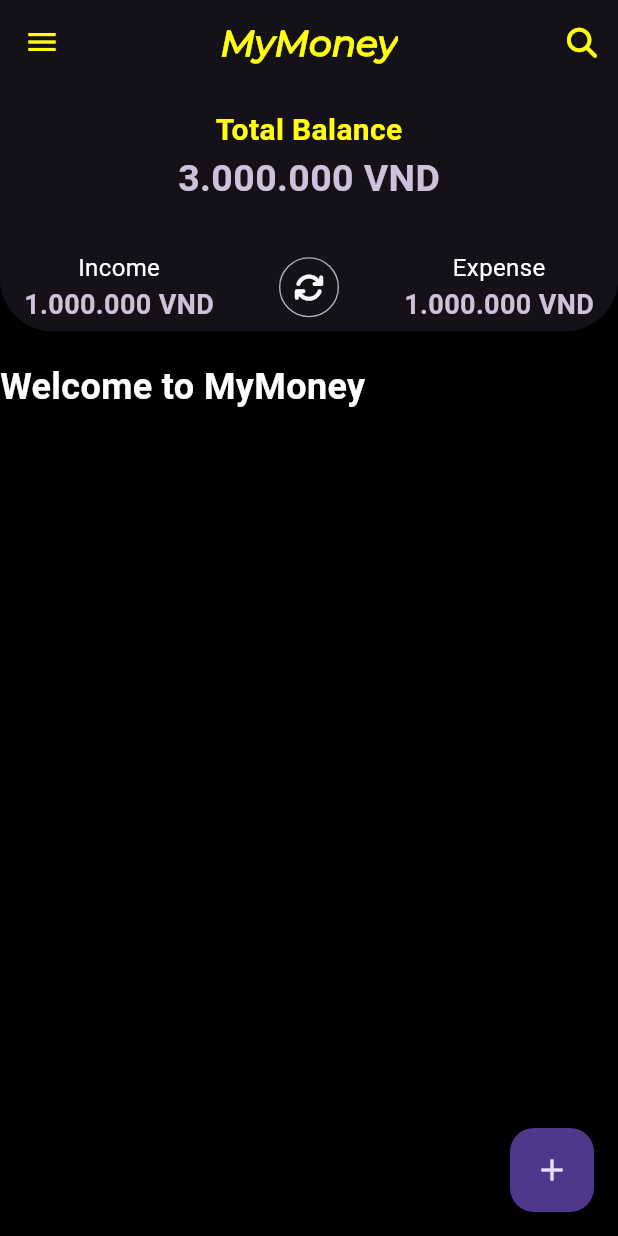
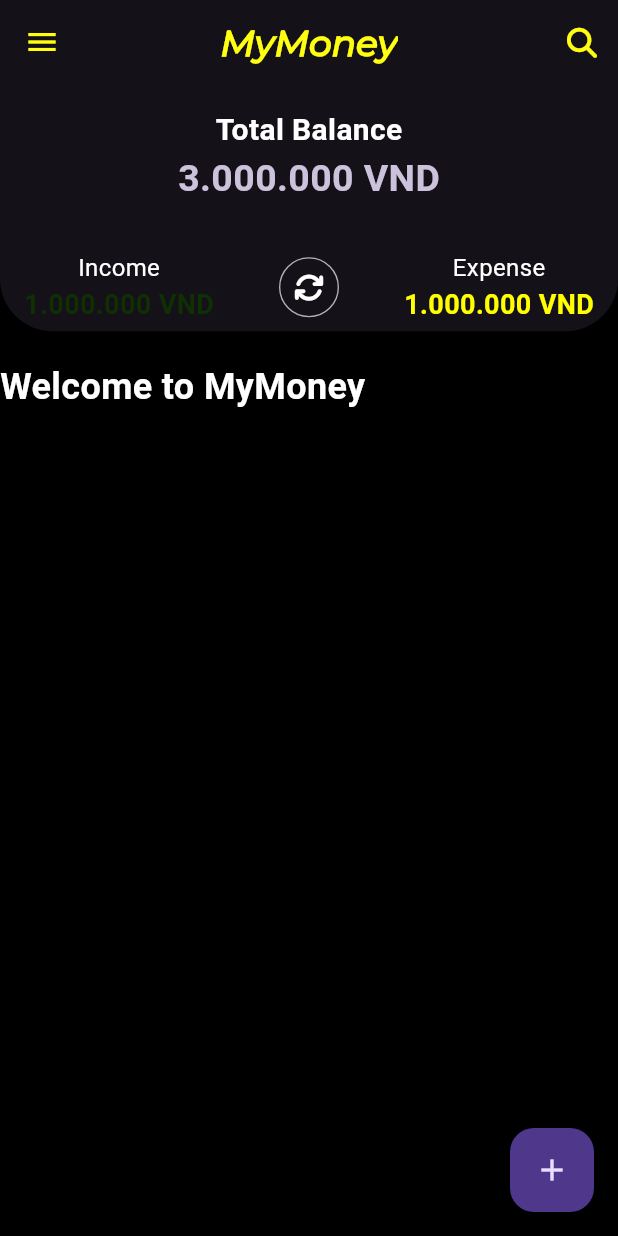
Before and after one commit to Thanh17082001/learn_flutter, a Flutter app: the HomePage screen opened directly, on a phone screen of 412 x 824 dp. Run offline on Flutter 3.47's test engine with Material 3 defaults, Android fonts, the phone set to English and light mode, and no system bars; our stand-ins replace awesome_bottom_bar, dio, flutter_bloc, flutter_dotenv, font_awesome_flutter, get_it and 1 more; accounts and stored records are empty.

Commit message:
fix: widget

```diff
--- a/lib/features/home/presentation/widget/header-homepage.dart
+++ b/lib/features/home/presentation/widget/header-homepage.dart
@@ -24,10 +24,10 @@ class HeaderHomePage extends StatelessWidget {
           children: [
             Column(
               children: [
-                const Text(
+                 Text(
                   'Total Balance',
                   style: TextStyle(
-                    color: AppColors.textPrimary,
+                    color: Theme.of(context).textTheme.bodyLarge?.color,
                     fontSize: 20.0,
                     fontWeight: FontWeight.bold,
                     fontFamily: 'Roboto',
@@ -45,20 +45,20 @@ class HeaderHomePage extends StatelessWidget {
                 const SizedBox(height: 30.0), // Khoảng cách giữa các dòng
                 Row(
                   mainAxisAlignment: MainAxisAlignment.spaceBetween,
-                  children: [
-                    Column(
+                  children:  [
+                    const Column(
                       children: [
                         Text(
                           'Income',
                           style: TextStyle(
-                            color: Theme.of(context).textTheme.bodyLarge?.color,
+                            color: Colors.white,
                             fontSize: 16.0,
                           ),
                         ),
                         Text(
                           '1.000.000 VND',
                           style: TextStyle(
-                            color: Theme.of(context).colorScheme.secondary,
+                            color: Color.fromARGB(255, 15, 48, 2),
                             fontSize: 18.0,
                             fontWeight: FontWeight.bold,
                           ),
@@ -106,10 +106,10 @@ class HeaderHomePage extends StatelessWidget {
                             fontSize: 16.0,
                           ),
                         ),
-                        Text(
+                        const Text(
                           '1.000.000 VND',
                           style: TextStyle(
-                            color: Theme.of(context).colorScheme.secondary,
+                            color: Colors.yellowAccent,
                             fontSize: 18.0,
                             fontWeight: FontWeight.bold,
                           ),
--- a/lib/main.dart
+++ b/lib/main.dart
@@ -53,7 +53,7 @@ class _MyAppState extends State<MyApp> {
         brightness: Brightness.light, // hoặc Brightness.dark
         scaffoldBackgroundColor: Colors.white, // Màu nền toàn app
         primaryColor: AppColors.textPrimary, // Màu chủ đạo
-iconTheme:  IconThemeData(
+iconTheme:  const IconThemeData(
           color: Colors.black, // Màu icon mặc định
         ),
         appBarTheme:  AppBarTheme(
```
Also changed, not shown: lib/features/home/presentation/widget/content-homepage.dart (added, +15 -0 lines).
